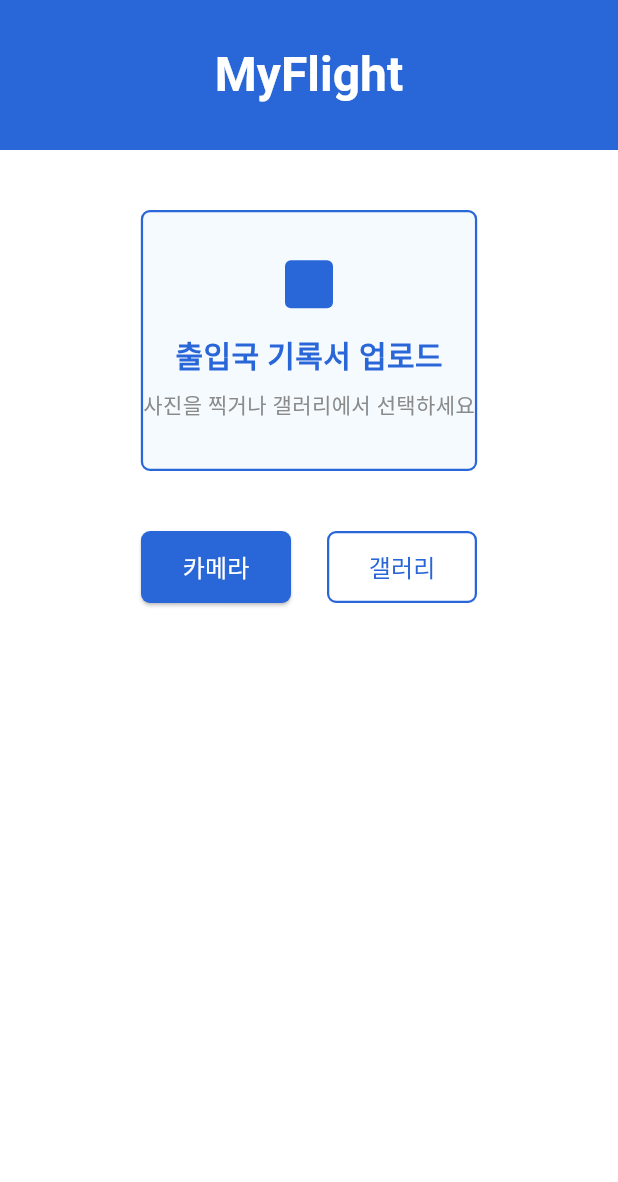
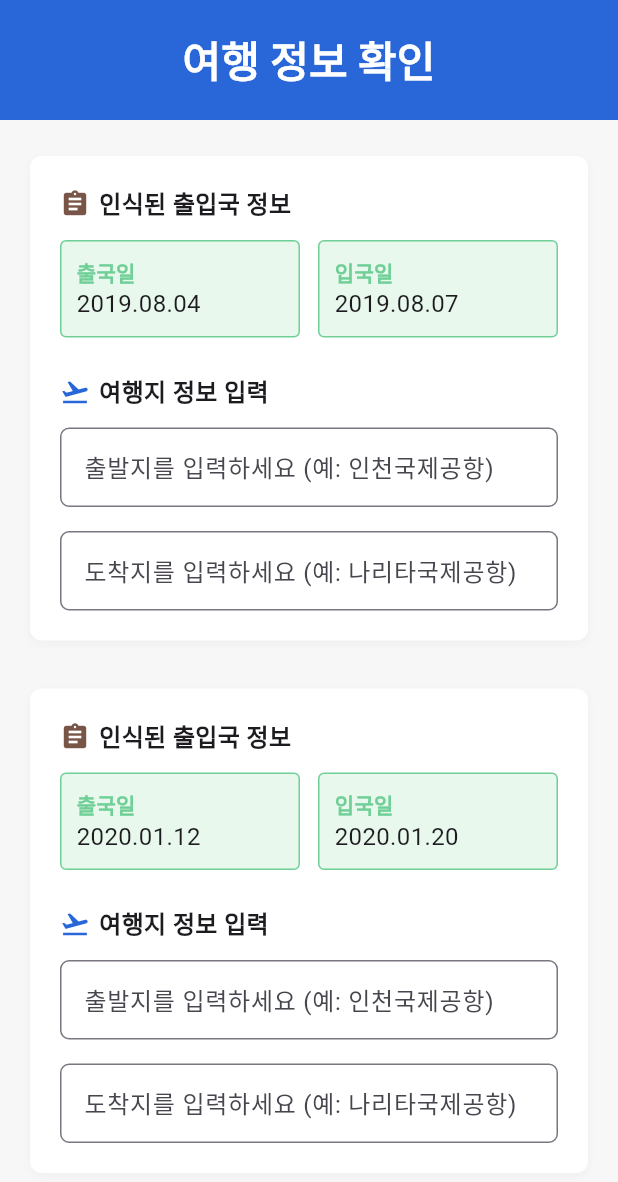
Before and after one commit to maniabang/flutter, a Flutter app: the screen it shows after launch, on a phone screen of 412 x 824 dp. Shown: the top 1182 px of the screen. Run offline on Flutter 3.47's test engine with Material 3 defaults, Android fonts, the light colour scheme and no system bars.

Commit message:
Create Travel Info page

```diff
--- a/myflight/lib/main.dart
+++ b/myflight/lib/main.dart
@@ -1,6 +1,7 @@
 import 'package:flutter/material.dart';
 import 'splash_screen.dart';
 import 'home_screen.dart';
+import 'travel_info_page.dart';
 
 void main() {
   runApp(const MyApp());
@@ -32,7 +33,7 @@
         // tested with just a hot reload.
         colorScheme: ColorScheme.fromSeed(seedColor: Colors.deepPurple),
       ),
-      home: HomeScreen(),
+      home: TravelInfoPage(),
     );
   }
 }
--- /dev/null
+++ b/myflight/lib/travel_info_page.dart
@@ -0,0 +1,163 @@
+import 'package:flutter/material.dart';
+
+class TravelInfoPage extends StatelessWidget {
+  TravelInfoPage({super.key});
+
+  final List<Map<String, String>> mockTravelList = [
+    {
+      '출국일': '2019.08.04',
+      '입국일': '2019.08.07',
+    },
+    {
+      '출국일': '2020.01.12',
+      '입국일': '2020.01.20',
+    },
+    {
+      '출국일': '2021.05.03',
+      '입국일': '2021.05.10',
+    },
+    {
+      '출국일': '2022.09.15',
+      '입국일': '2022.09.22',
+    },
+    {
+      '출국일': '2023.03.28',
+      '입국일': '2023.04.02',
+    },
+  ];
+
+  @override
+  Widget build(BuildContext context) {
+    return Scaffold(
+      backgroundColor: const Color(0xFFF7F7F7),
+      appBar: AppBar(
+        backgroundColor: const Color(0xFF2966D8),
+        elevation: 0,
+        centerTitle: true,
+        title: const Text(
+          '여행 정보 확인',
+          style: TextStyle(
+            color: Colors.white,
+            fontSize: 28,
+            fontWeight: FontWeight.bold,
+          ),
+        ),
+        toolbarHeight: 80,
+      ),
+      body: ListView.builder(
+        padding: const EdgeInsets.symmetric(vertical: 24, horizontal: 20),
+        itemCount: mockTravelList.length,
+        itemBuilder: (context, idx) {
+          final travel = mockTravelList[idx];
+          return Container(
+            margin: const EdgeInsets.only(bottom: 32),
+            padding: const EdgeInsets.all(20),
+            decoration: BoxDecoration(
+              color: Colors.white,
+              borderRadius: BorderRadius.circular(8),
+              boxShadow: [
+                BoxShadow(
+                  color: Colors.black.withOpacity(0.03),
+                  blurRadius: 4,
+                  offset: const Offset(0, 2),
+                ),
+              ],
+            ),
+            child: Column(
+              crossAxisAlignment: CrossAxisAlignment.start,
+              children: [
+                Row(
+                  children: [
+                    const Icon(Icons.assignment, color: Colors.brown, size: 20),
+                    const SizedBox(width: 6),
+                    const Text(
+                      '인식된 출입국 정보',
+                      style: TextStyle(
+                        fontWeight: FontWeight.bold,
+                        fontSize: 16,
+                      ),
+                    ),
+                  ],
+                ),
+                const SizedBox(height: 12),
+                Row(
+                  children: [
+                    Expanded(
+                      child: Container(
+                        padding: const EdgeInsets.all(10),
+                        decoration: BoxDecoration(
+                          color: const Color(0xFFE8F8EC),
+                          border: Border.all(color: Color(0xFF6FCF97)),
+                          borderRadius: BorderRadius.circular(4),
+                        ),
+                        child: Column(
+                          crossAxisAlignment: CrossAxisAlignment.start,
+                          children: [
+                            const Text('출국일', style: TextStyle(color: Color(0xFF6FCF97), fontWeight: FontWeight.bold)),
+                            Text(travel['출국일'] ?? '', style: const TextStyle(fontSize: 16)),
+                          ],
+                        ),
+                      ),
+                    ),
+                    const SizedBox(width: 12),
+                    Expanded(
+                      child: Container(
+                        padding: const EdgeInsets.all(10),
+                        decoration: BoxDecoration(
+                          color: const Color(0xFFE8F8EC),
+                          border: Border.all(color: Color(0xFF6FCF97)),
+                          borderRadius: BorderRadius.circular(4),
+                        ),
+                        child: Column(
+                          crossAxisAlignment: CrossAxisAlignment.start,
+                          children: [
+                            const Text('입국일', style: TextStyle(color: Color(0xFF6FCF97), fontWeight: FontWeight.bold)),
+                            Text(travel['입국일'] ?? '', style: const TextStyle(fontSize: 16)),
+                          ],
+                        ),
+                      ),
+                    ),
+                  ],
+                ),
+                const SizedBox(height: 24),
+                Row(
+                  children: [
+                    const Icon(Icons.flight_takeoff, color: Color(0xFF2966D8), size: 20),
+                    const SizedBox(width: 6),
+                    const Text(
+                      '여행지 정보 입력',
+                      style: TextStyle(
+                        fontWeight: FontWeight.bold,
+                        fontSize: 16,
+                      ),
+                    ),
+                  ],
+                ),
+                const SizedBox(height: 12),
+                TextField(
+                  decoration: InputDecoration(
+                    hintText: '출발지를 입력하세요 (예: 인천국제공항)',
+                    border: OutlineInputBorder(
+                      borderRadius: BorderRadius.circular(6),
+                    ),
+                    contentPadding: const EdgeInsets.symmetric(horizontal: 12, vertical: 14),
+                  ),
+                ),
+                const SizedBox(height: 16),
+                TextField(
+                  decoration: InputDecoration(
+                    hintText: '도착지를 입력하세요 (예: 나리타국제공항)',
+                    border: OutlineInputBorder(
+                      borderRadius: BorderRadius.circular(6),
+                    ),
+                    contentPadding: const EdgeInsets.symmetric(horizontal: 12, vertical: 14),
+                  ),
+                ),
+              ],
+            ),
+          );
+        },
+      ),
+    );
+  }
+}
```
